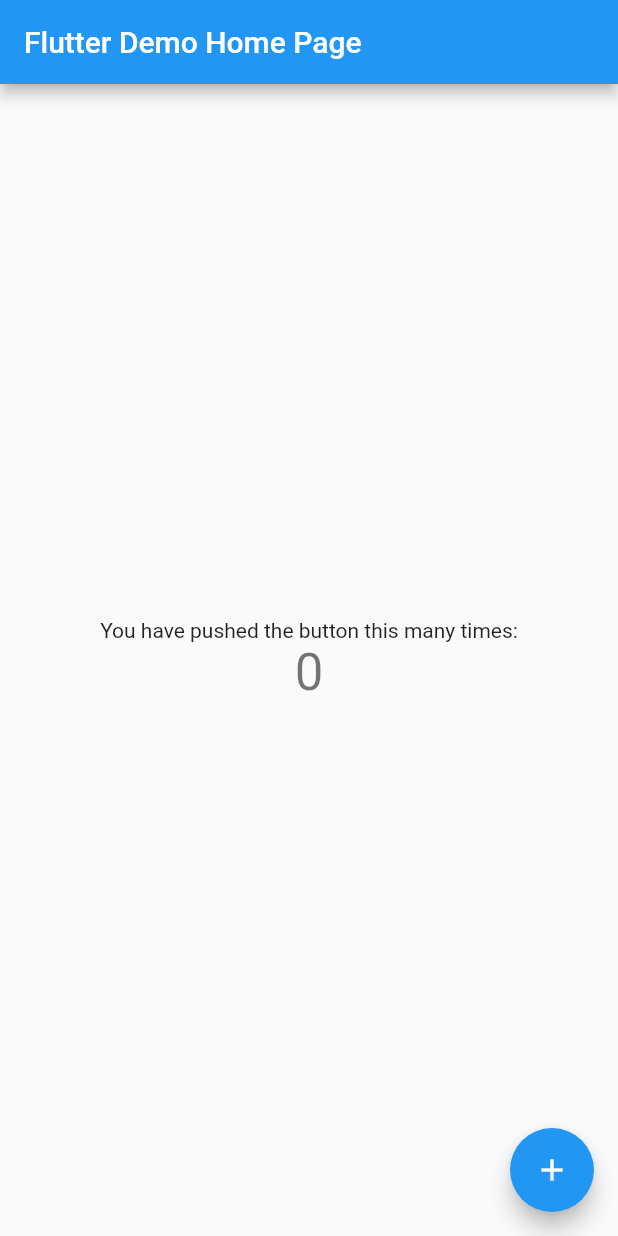
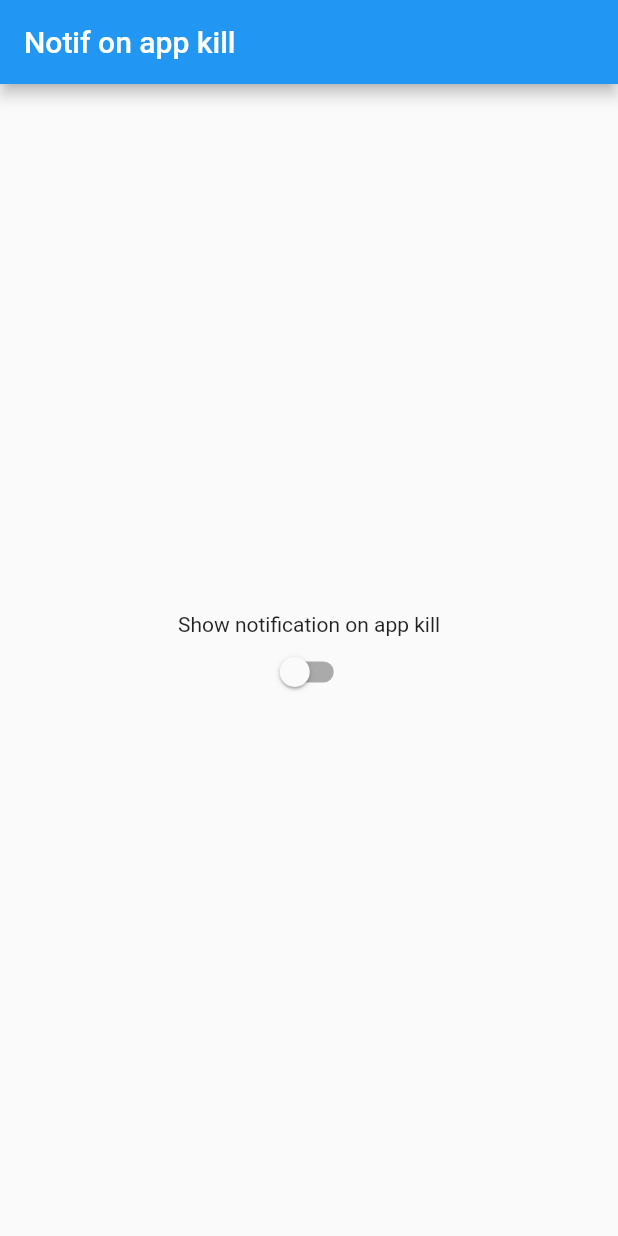
Before and after one commit to gdelataillade/flutter_notif_on_kill_poc, a Flutter app: the screen it shows after launch, on a phone screen of 412 x 824 dp. Run offline on Flutter 3.47's test engine with Material 2 defaults, Android fonts, the phone set to English and light mode, and no system bars.

Commit message:
Add switch button in home screen

```diff
--- a/lib/main.dart
+++ b/lib/main.dart
@@ -7,109 +7,41 @@ void main() {
 class MyApp extends StatelessWidget {
   const MyApp({super.key});
 
-  // This widget is the root of your application.
   @override
   Widget build(BuildContext context) {
-    return MaterialApp(
-      title: 'Flutter Demo',
-      theme: ThemeData(
-        // This is the theme of your application.
-        //
-        // Try running your application with "flutter run". You'll see the
-        // application has a blue toolbar. Then, without quitting the app, try
-        // changing the primarySwatch below to Colors.green and then invoke
-        // "hot reload" (press "r" in the console where you ran "flutter run",
-        // or simply save your changes to "hot reload" in a Flutter IDE).
-        // Notice that the counter didn't reset back to zero; the application
-        // is not restarted.
-        primarySwatch: Colors.blue,
-      ),
-      home: const MyHomePage(title: 'Flutter Demo Home Page'),
+    return const MaterialApp(
+      title: 'Notif on app kill',
+      home: MyHomePage(),
     );
   }
 }
 
 class MyHomePage extends StatefulWidget {
-  const MyHomePage({super.key, required this.title});
-
-  // This widget is the home page of your application. It is stateful, meaning
-  // that it has a State object (defined below) that contains fields that affect
-  // how it looks.
-
-  // This class is the configuration for the state. It holds the values (in this
-  // case the title) provided by the parent (in this case the App widget) and
-  // used by the build method of the State. Fields in a Widget subclass are
-  // always marked "final".
-
-  final String title;
+  const MyHomePage({super.key});
 
   @override
   State<MyHomePage> createState() => _MyHomePageState();
 }
 
 class _MyHomePageState extends State<MyHomePage> {
-  int _counter = 0;
-
-  void _incrementCounter() {
-    setState(() {
-      // This call to setState tells the Flutter framework that something has
-      // changed in this State, which causes it to rerun the build method below
-      // so that the display can reflect the updated values. If we changed
-      // _counter without calling setState(), then the build method would not be
-      // called again, and so nothing would appear to happen.
-      _counter++;
-    });
-  }
+  static bool value = false;
 
   @override
   Widget build(BuildContext context) {
-    // This method is rerun every time setState is called, for instance as done
-    // by the _incrementCounter method above.
-    //
-    // The Flutter framework has been optimized to make rerunning build methods
-    // fast, so that you can just rebuild anything that needs updating rather
-    // than having to individually change instances of widgets.
     return Scaffold(
-      appBar: AppBar(
-        // Here we take the value from the MyHomePage object that was created by
-        // the App.build method, and use it to set our appbar title.
-        title: Text(widget.title),
+      appBar: AppBar(title: const Text('Notif on app kill')),
+      body: Column(
+        mainAxisAlignment: MainAxisAlignment.center,
+        children: [
+          const Center(child: Text("Show notification on app kill")),
+          Switch(
+            value: value,
+            onChanged: (bool _) {
+              setState(() => value = _);
+            },
+          ),
+        ],
       ),
-      body: Center(
-        // Center is a layout widget. It takes a single child and positions it
-        // in the middle of the parent.
-        child: Column(
-          // Column is also a layout widget. It takes a list of children and
-          // arranges them vertically. By default, it sizes itself to fit its
-          // children horizontally, and tries to be as tall as its parent.
-          //
-          // Invoke "debug painting" (press "p" in the console, choose the
-          // "Toggle Debug Paint" action from the Flutter Inspector in Android
-          // Studio, or the "Toggle Debug Paint" command in Visual Studio Code)
-          // to see the wireframe for each widget.
-          //
-          // Column has various properties to control how it sizes itself and
-          // how it positions its children. Here we use mainAxisAlignment to
-          // center the children vertically; the main axis here is the vertical
-          // axis because Columns are vertical (the cross axis would be
-          // horizontal).
-          mainAxisAlignment: MainAxisAlignment.center,
-          children: <Widget>[
-            const Text(
-              'You have pushed the button this many times:',
-            ),
-            Text(
-              '$_counter',
-              style: Theme.of(context).textTheme.headlineMedium,
-            ),
-          ],
-        ),
-      ),
-      floatingActionButton: FloatingActionButton(
-        onPressed: _incrementCounter,
-        tooltip: 'Increment',
-        child: const Icon(Icons.add),
-      ), // This trailing comma makes auto-formatting nicer for build methods.
     );
   }
 }
```
